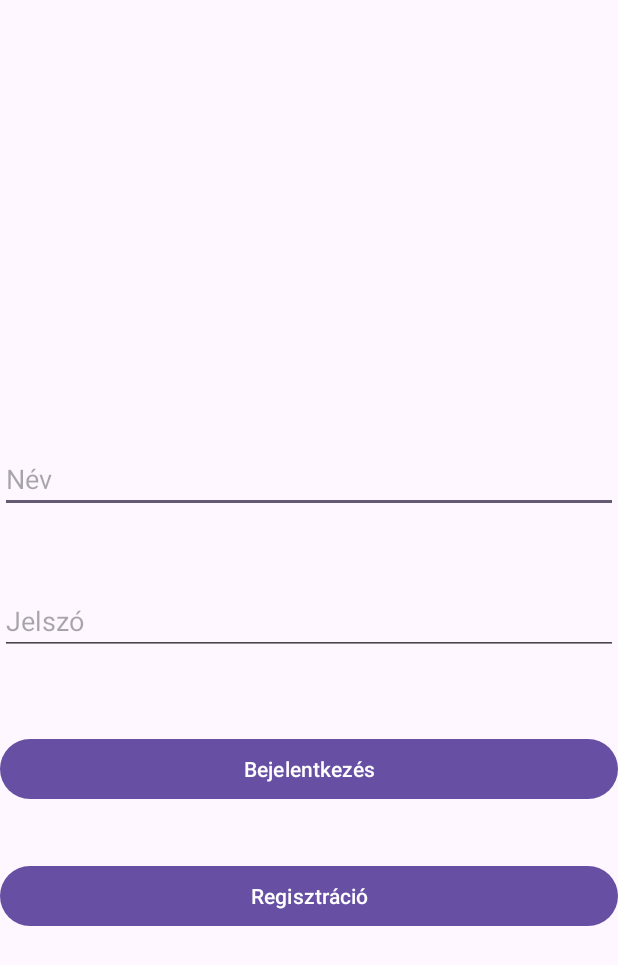
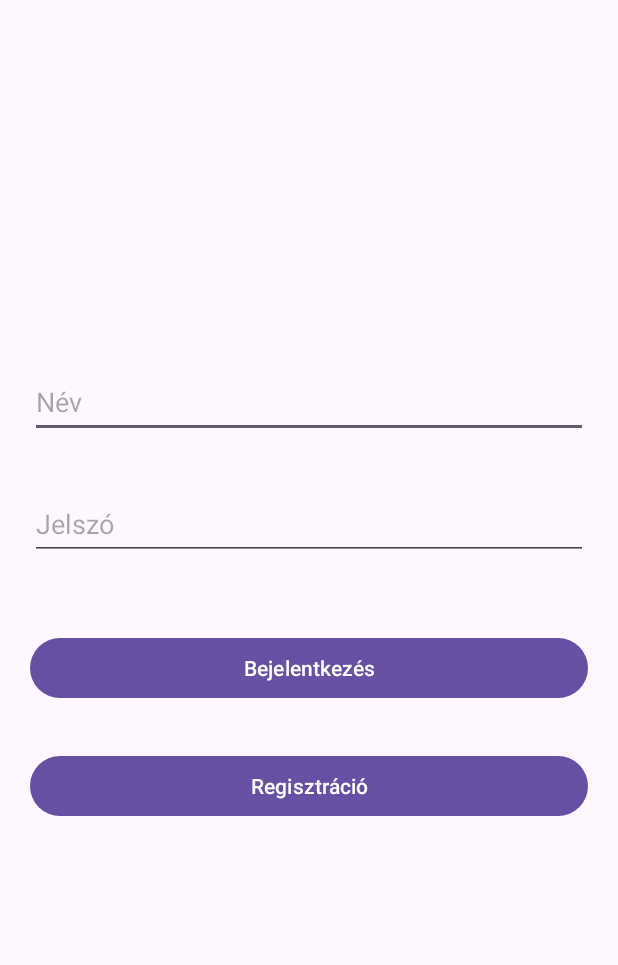
Before and after one commit to Oti2999/MobilAndroid, an Android app: the screen it shows after launch (MainActivity), on a phone screen of 412 x 824 dp. Shown: the top 965 px of the screen. Run offline under Robolectric (Android 15) with nearby library versions, the phone set to English and light mode, and no system bars; our stand-ins replace Firebase (no records; nobody signed in at launch, a user with empty details on screens opened directly).

Commit message:
Kinézet változtatása

```diff
--- a/app/src/main/res/layout/activity_main.xml
+++ b/app/src/main/res/layout/activity_main.xml
@@ -8,46 +8,56 @@
     <EditText
         android:id="@+id/editTextUsername"
         android:layout_width="match_parent"
-        android:layout_height="wrap_content"
+        android:layout_height="48dp"
         android:layout_marginTop="16dp"
+        android:autofillHints=""
         android:ems="10"
+        android:layout_marginStart="20dp"
+        android:layout_marginEnd="20dp"
         android:hint="@string/Name"
         android:inputType="text"
         app:layout_constraintBottom_toBottomOf="parent"
         app:layout_constraintTop_toTopOf="parent"
-        app:layout_constraintVertical_bias="0.368"
+        app:layout_constraintVertical_bias="0.300"
         tools:layout_editor_absoluteX="16dp" />
 
     <EditText
         android:id="@+id/editTextPassword"
         android:layout_width="match_parent"
-        android:layout_height="wrap_content"
+        android:layout_height="48dp"
         android:layout_marginBottom="150dp"
+        android:autofillHints=""
         android:ems="10"
+        android:layout_marginStart="20dp"
+        android:layout_marginEnd="20dp"
         android:hint="@string/Pw"
         android:inputType="textPassword"
         app:layout_constraintBottom_toBottomOf="parent"
         app:layout_constraintTop_toBottomOf="@+id/editTextUsername"
-        app:layout_constraintVertical_bias="0.171"
+        app:layout_constraintVertical_bias="0.100"
         tools:layout_editor_absoluteX="16dp" />
 
     <Button
         android:id="@+id/loginButton"
         android:layout_width="0dp"
-        android:layout_height="wrap_content"
+        android:layout_height="48dp"
         android:text="@string/Login"
         android:onClick="Login"
+        android:layout_marginStart="20dp"
+        android:layout_marginEnd="20dp"
         app:layout_constraintBottom_toBottomOf="parent"
         app:layout_constraintEnd_toEndOf="parent"
         app:layout_constraintHorizontal_bias="0.0"
         app:layout_constraintStart_toStartOf="parent"
         app:layout_constraintTop_toBottomOf="@+id/editTextPassword"
-        app:layout_constraintVertical_bias="0.154" />
+        app:layout_constraintVertical_bias="0.120" />
 
     <Button
         android:id="@+id/registerButton"
         android:layout_width="0dp"
-        android:layout_height="wrap_content"
+        android:layout_height="48dp"
+        android:layout_marginStart="20dp"
+        android:layout_marginEnd="20dp"
         android:text="@string/Registration"
         android:onClick="Register"
         app:layout_constraintBottom_toBottomOf="parent"
@@ -55,5 +65,5 @@
         app:layout_constraintHorizontal_bias="0.0"
         app:layout_constraintStart_toStartOf="parent"
         app:layout_constraintTop_toBottomOf="@+id/loginButton"
-        app:layout_constraintVertical_bias="0.154" />
+        app:layout_constraintVertical_bias="0.100" />
 </androidx.constraintlayout.widget.ConstraintLayout>
```
Also changed, not shown: app/src/main/java/com/example/hf/RegisterActivity.java (+5 -2 lines), app/src/main/res/layout/activity_register.xml (+15 -12 lines).
